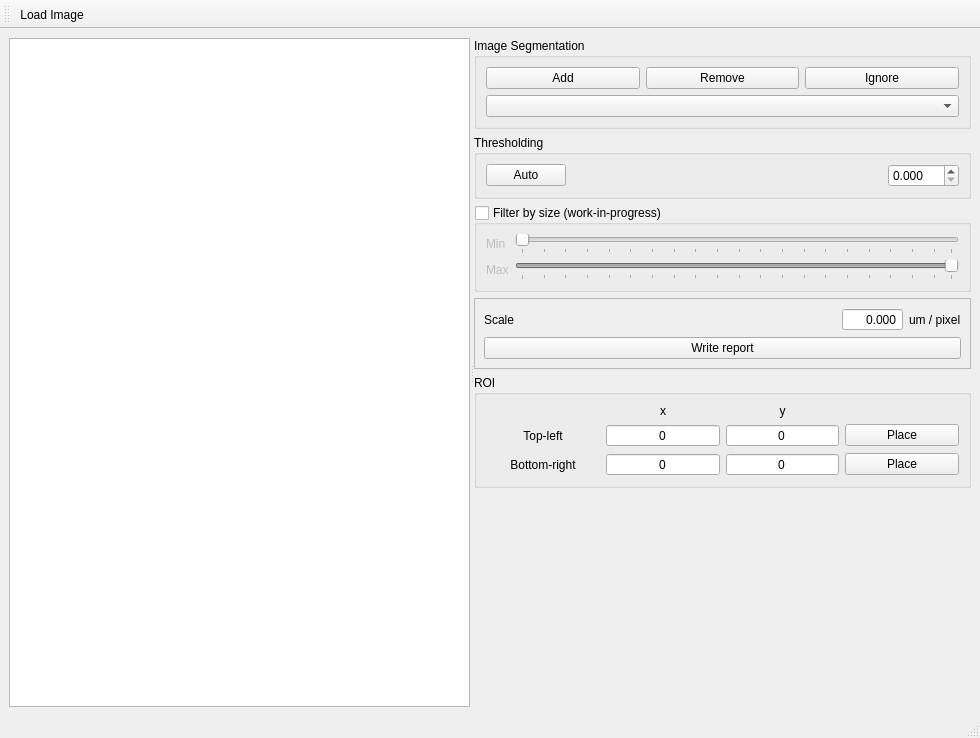
Before: the Qt Designer form CellAnalysis/Gui/mainwindow.ui in Bertick/InvadopodiaFinder, drawn with Qt 5.
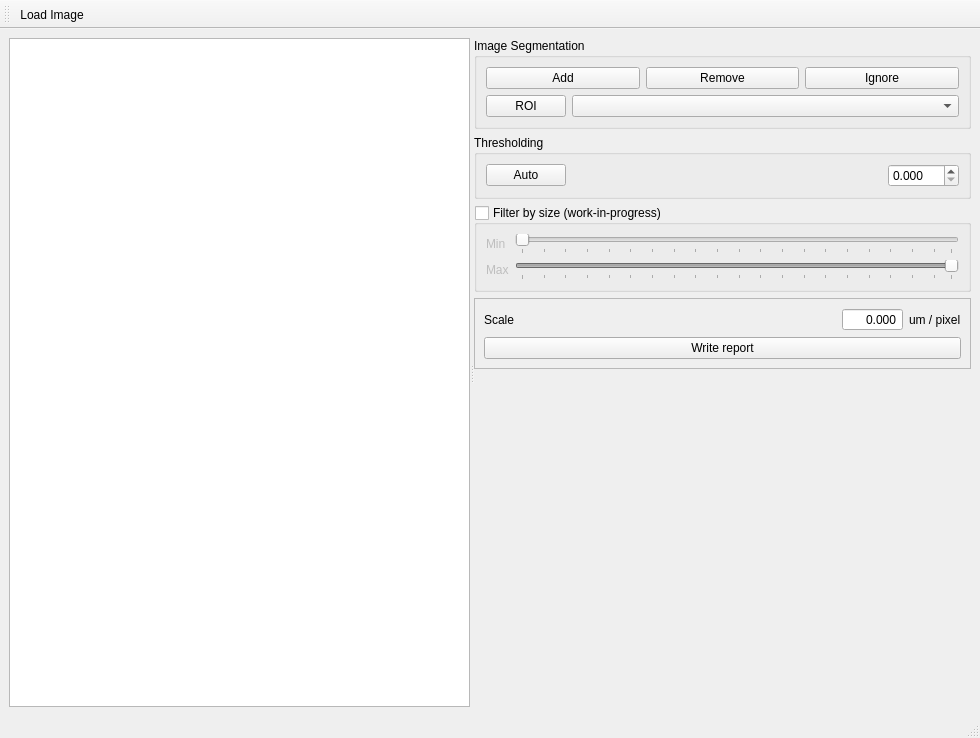
After: the same form once the commit is applied. Custom widgets are drawn as their Qt base class.

Commit message: Changed ROI GUI and code to make use of pyqtgraph.ROI features

```diff
--- a/CellAnalysis/Gui/mainwindow.ui
+++ b/CellAnalysis/Gui/mainwindow.ui
@@ -64,7 +64,34 @@
             </layout>
            </item>
            <item>
-            <widget class="QComboBox" name="combobox_viewoptions"/>
+            <layout class="QHBoxLayout" name="horizontalLayout_5">
+             <item>
+              <widget class="QPushButton" name="bttn_toggle_roi">
+               <property name="minimumSize">
+                <size>
+                 <width>0</width>
+                 <height>0</height>
+                </size>
+               </property>
+               <property name="text">
+                <string>ROI</string>
+               </property>
+               <property name="checkable">
+                <bool>true</bool>
+               </property>
+              </widget>
+             </item>
+             <item>
+              <widget class="QComboBox" name="combobox_viewoptions">
+               <property name="sizePolicy">
+                <sizepolicy hsizetype="Expanding" vsizetype="Fixed">
+                 <horstretch>0</horstretch>
+                 <verstretch>0</verstretch>
+                </sizepolicy>
+               </property>
+              </widget>
+             </item>
+            </layout>
            </item>
           </layout>
          </widget>
@@ -241,143 +268,6 @@
           </layout>
          </widget>
         </item>
-        <item>
-         <widget class="QGroupBox" name="groupBox">
-          <property name="title">
-           <string>ROI</string>
-          </property>
-          <layout class="QVBoxLayout" name="verticalLayout_3">
-           <item>
-            <layout class="QGridLayout" name="gridLayout">
-             <item row="0" column="1">
-              <widget class="QLabel" name="label_7">
-               <property name="text">
-                <string>x</string>
-               </property>
-               <property name="alignment">
-                <set>Qt::AlignCenter</set>
-               </property>
-              </widget>
-             </item>
-             <item row="0" column="2">
-              <widget class="QLabel" name="label_8">
-               <property name="text">
-                <string>y</string>
-               </property>
-               <property name="alignment">
-                <set>Qt::AlignCenter</set>
-               </property>
-              </widget>
-             </item>
-             <item row="1" column="0">
-              <widget class="QLabel" name="label">
-               <property name="text">
-                <string>Top-left</string>
-               </property>
-               <property name="alignment">
-                <set>Qt::AlignCenter</set>
-               </property>
-              </widget>
-             </item>
-             <item row="1" column="1">
-              <widget class="QSpinBox" name="box_roi_00">
-               <property name="alignment">
-                <set>Qt::AlignCenter</set>
-               </property>
-               <property name="readOnly">
-                <bool>true</bool>
-               </property>
-               <property name="buttonSymbols">
-                <enum>QAbstractSpinBox::NoButtons</enum>
-               </property>
-               <property name="maximum">
-                <number>9999</number>
-               </property>
-              </widget>
-             </item>
-             <item row="1" column="2">
-              <widget class="QSpinBox" name="box_roi_01">
-               <property name="alignment">
-                <set>Qt::AlignCenter</set>
-               </property>
-               <property name="readOnly">
-                <bool>true</bool>
-               </property>
-               <property name="buttonSymbols">
-                <enum>QAbstractSpinBox::NoButtons</enum>
-               </property>
-               <property name="maximum">
-                <number>9999</number>
-               </property>
-              </widget>
-             </item>
-             <item row="1" column="3">
-              <widget class="QPushButton" name="bttn_roi_topleft">
-               <property name="text">
-                <string>Place</string>
-               </property>
-               <property name="checkable">
-                <bool>true</bool>
-               </property>
-              </widget>
-             </item>
-             <item row="2" column="0">
-              <widget class="QLabel" name="label_2">
-               <property name="text">
-                <string>Bottom-right</string>
-               </property>
-               <property name="alignment">
-                <set>Qt::AlignCenter</set>
-               </property>
-              </widget>
-             </item>
-             <item row="2" column="1">
-              <widget class="QSpinBox" name="box_roi_10">
-               <property name="alignment">
-                <set>Qt::AlignCenter</set>
-               </property>
-               <property name="readOnly">
-                <bool>true</bool>
-               </property>
-               <property name="buttonSymbols">
-                <enum>QAbstractSpinBox::NoButtons</enum>
-               </property>
-               <property name="maximum">
-                <number>9999</number>
-               </property>
-              </widget>
-             </item>
-             <item row="2" column="2">
-              <widget class="QSpinBox" name="box_roi_11">
-               <property name="alignment">
-                <set>Qt::AlignCenter</set>
-               </property>
-               <property name="readOnly">
-                <bool>true</bool>
-               </property>
-               <property name="buttonSymbols">
-                <enum>QAbstractSpinBox::NoButtons</enum>
-               </property>
-               <property name="maximum">
-                <number>9999</number>
-               </property>
-              </widget>
-             </item>
-             <item row="2" column="3">
-              <widget class="QPushButton" name="bttn_roi_bottomright">
-               <property name="text">
-                <string>Place</string>
-               </property>
-               <property name="checkable">
-                <bool>true</bool>
-               </property>
-              </widget>
-             </item>
-            </layout>
-           </item>
-          </layout>
-         </widget>
-        </item>
         <item>
          <spacer name="verticalSpacer">
           <property name="orientation">
```
The commit also changes 2 other files.
